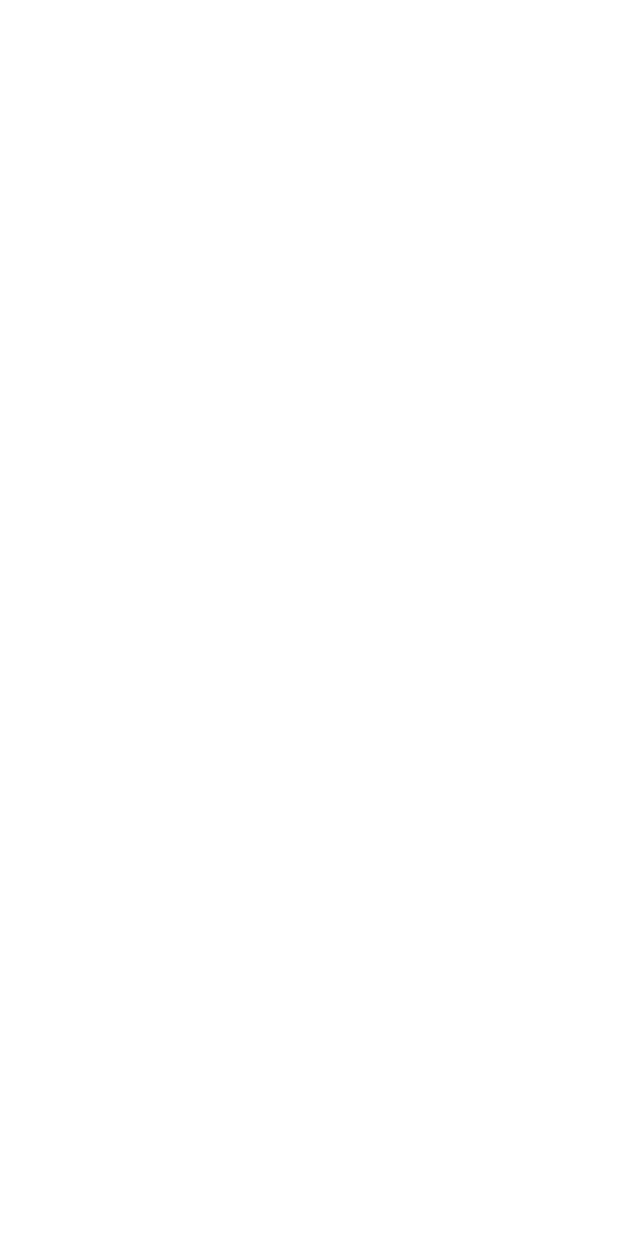
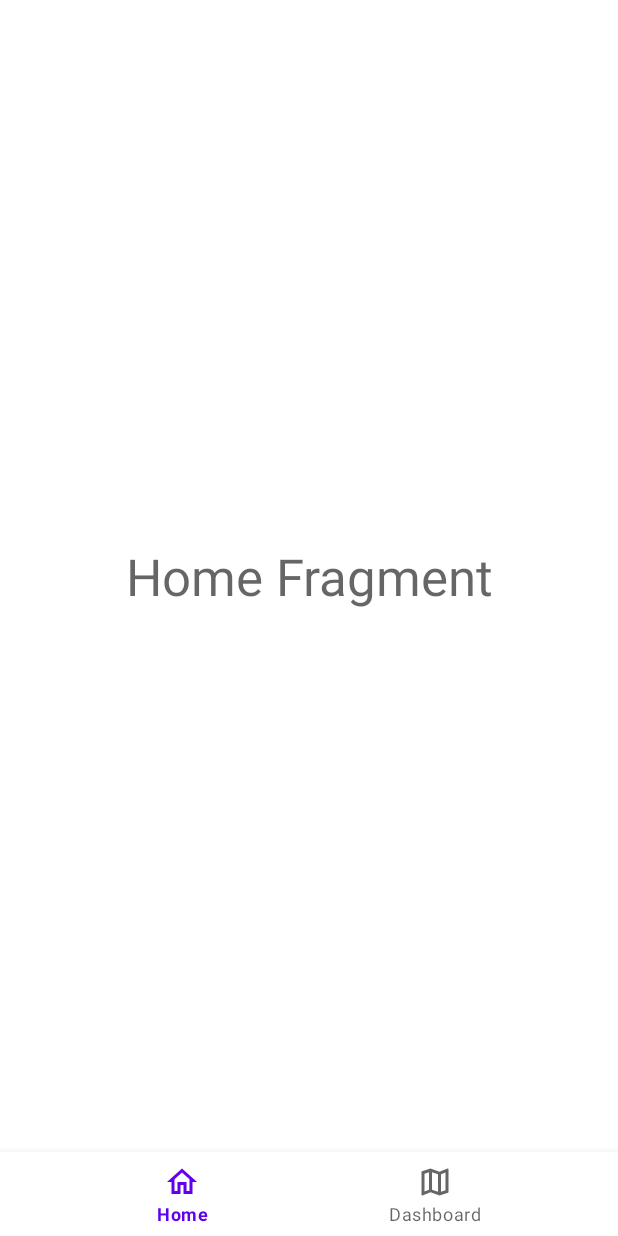
Before and after one commit to soumoq/Webskitters-Machine-Test, an Android app: the HomeActivity screen opened directly, with no data from a screen before it, on a phone screen of 412 x 824 dp. Before the commit the screen is empty. Run offline under Robolectric (Android 15) with nearby library versions, the phone set to English and light mode, and no system bars; our stand-ins replace navigation-ui.

```diff
--- a/app/build.gradle
+++ b/app/build.gradle
@@ -58,6 +58,11 @@ dependencies {
     //glide
     implementation 'com.github.bumptech.glide:glide:4.11.0'
 
+    /*Navigation Component dependencies*/
+    def nav_version = "2.1.0-alpha06"
+    implementation "androidx.navigation:navigation-fragment:$nav_version"
+    implementation "androidx.navigation:navigation-ui:$nav_version"
+
 
     testImplementation 'junit:junit:4.+'
     androidTestImplementation 'androidx.test.ext:junit:1.1.2'
--- a/app/src/main/java/com/webskitters/webskitters_machine_test/view/activity/HomeActivity.kt
+++ b/app/src/main/java/com/webskitters/webskitters_machine_test/view/activity/HomeActivity.kt
@@ -1,12 +1,31 @@
 package com.webskitters.webskitters_machine_test.view.activity
 
+import android.os.Bundle
 import androidx.appcompat.app.AppCompatActivity
-import android.os.Bundle
+import androidx.navigation.Navigation
+import androidx.navigation.ui.NavigationUI
+import com.google.android.material.bottomnavigation.BottomNavigationView
 import com.webskitters.webskitters_machine_test.R
 
 class HomeActivity : AppCompatActivity() {
     override fun onCreate(savedInstanceState: Bundle?) {
         super.onCreate(savedInstanceState)
         setContentView(R.layout.activity_home)
+
+
+        val bottomNavigationView = findViewById<BottomNavigationView>(R.id.bottomNavigationView)
+
+        val navController = Navigation.findNavController(this, R.id.nav_host_fragment)
+
+        NavigationUI.setupWithNavController(bottomNavigationView, navController)
+
+//        NavigationUI.setupActionBarWithNavController(this, navController)
+
     }
+
+    override fun onSupportNavigateUp(): Boolean {
+        onBackPressed()
+        return super.onSupportNavigateUp()
+    }
+
 }
--- /dev/null
+++ b/app/src/main/java/com/webskitters/webskitters_machine_test/view/fragment/HomeFragment.kt
@@ -0,0 +1,17 @@
+package com.webskitters.webskitters_machine_test.view.fragment
+
+import android.os.Bundle
+import android.view.LayoutInflater
+import android.view.View
+import android.view.ViewGroup
+import androidx.fragment.app.Fragment
+import com.webskitters.webskitters_machine_test.R
+
+class HomeFragment : Fragment() {
+
+    override fun onCreateView(inflater: LayoutInflater, container: ViewGroup?, savedInstanceState: Bundle?): View? {
+        // Inflate the layout for this fragment
+        return inflater.inflate(R.layout.fragment_home, container, false)
+    }
+
+}
--- /dev/null
+++ b/app/src/main/res/drawable/bottom_nav_selector.xml
@@ -0,0 +1,5 @@
+<?xml version="1.0" encoding="utf-8"?>
+<selector xmlns:android="http://schemas.android.com/apk/res/android">
+    <item android:color="@color/colorPrimary" android:state_checked="true" />
+    <item android:color="@color/colorAccent" />
+</selector>
--- /dev/null
+++ b/app/src/main/res/drawable/ic_outline_home_24.xml
@@ -0,0 +1,10 @@
+<vector xmlns:android="http://schemas.android.com/apk/res/android"
+    android:width="24dp"
+    android:height="24dp"
+    android:viewportWidth="24"
+    android:viewportHeight="24"
+    android:tint="?attr/colorControlNormal">
+  <path
+      android:fillColor="@android:color/white"
+      android:pathData="M12,5.69l5,4.5V18h-2v-6H9v6H7v-7.81l5,-4.5M12,3L2,12h3v8h6v-6h2v6h6v-8h3L12,3z"/>
+</vector>
--- /dev/null
+++ b/app/src/main/res/drawable/ic_outline_map_24.xml
@@ -0,0 +1,10 @@
+<vector xmlns:android="http://schemas.android.com/apk/res/android"
+    android:width="24dp"
+    android:height="24dp"
+    android:viewportWidth="24"
+    android:viewportHeight="24"
+    android:tint="?attr/colorControlNormal">
+  <path
+      android:fillColor="@android:color/white"
+      android:pathData="M20.5,3l-0.16,0.03L15,5.1 9,3 3.36,4.9c-0.21,0.07 -0.36,0.25 -0.36,0.48L3,20.5c0,0.28 0.22,0.5 0.5,0.5l0.16,-0.03L9,18.9l6,2.1 5.64,-1.9c0.21,-0.07 0.36,-0.25 0.36,-0.48L21,3.5c0,-0.28 -0.22,-0.5 -0.5,-0.5zM10,5.47l4,1.4v11.66l-4,-1.4L10,5.47zM5,6.46l3,-1.01v11.7l-3,1.16L5,6.46zM19,17.54l-3,1.01L16,6.86l3,-1.16v11.84z"/>
+</vector>
--- a/app/src/main/res/layout/activity_home.xml
+++ b/app/src/main/res/layout/activity_home.xml
@@ -6,4 +6,29 @@
     android:layout_height="match_parent"
     tools:context=".view.activity.HomeActivity">
 
+    <fragment
+        android:id="@+id/nav_host_fragment"
+        android:name="androidx.navigation.fragment.NavHostFragment"
+        android:layout_width="0dp"
+        android:layout_height="0dp"
+        app:defaultNavHost="true"
+        app:layout_constraintBottom_toTopOf="@+id/bottomNavigationView"
+        app:layout_constraintEnd_toEndOf="parent"
+        app:layout_constraintStart_toStartOf="parent"
+        app:layout_constraintTop_toTopOf="parent"
+        app:navGraph="@navigation/nav_graph" />
+
+
+
+    <com.google.android.material.bottomnavigation.BottomNavigationView
+        android:id="@+id/bottomNavigationView"
+        android:layout_width="0dp"
+        android:layout_height="wrap_content"
+        app:layout_constraintBottom_toBottomOf="parent"
+        app:layout_constraintEnd_toEndOf="parent"
+        app:layout_constraintStart_toStartOf="parent"
+        app:menu="@menu/bottom_nav_menu"
+        android:background="#fff"
+        />
+
 </androidx.constraintlayout.widget.ConstraintLayout>
--- /dev/null
+++ b/app/src/main/res/layout/fragment_home.xml
@@ -0,0 +1,16 @@
+<?xml version="1.0" encoding="utf-8"?>
+<FrameLayout xmlns:android="http://schemas.android.com/apk/res/android"
+    xmlns:tools="http://schemas.android.com/tools"
+    android:layout_width="match_parent"
+    android:layout_height="match_parent">
+
+    <!-- TODO: Update blank fragment layout -->
+    <TextView
+        android:layout_width="match_parent"
+        android:layout_height="match_parent"
+        android:text="Home Fragment"
+        android:textAppearance="@style/TextAppearance.AppCompat.Display1"
+        android:gravity="center"
+        />
+
+</FrameLayout>
--- /dev/null
+++ b/app/src/main/res/menu/bottom_nav_menu.xml
@@ -0,0 +1,12 @@
+<?xml version="1.0" encoding="utf-8"?>
+<menu xmlns:android="http://schemas.android.com/apk/res/android">
+
+    <item
+        android:id="@+id/homeFragment"
+        android:icon="@drawable/ic_outline_home_24"
+        android:title="Home" />
+    <item
+        android:id="@+id/dashboardFragment"
+        android:icon="@drawable/ic_outline_map_24"
+        android:title="Dashboard" />
+</menu>
--- /dev/null
+++ b/app/src/main/res/navigation/nav_graph.xml
@@ -0,0 +1,18 @@
+<?xml version="1.0" encoding="utf-8"?>
+<navigation xmlns:android="http://schemas.android.com/apk/res/android"
+    xmlns:app="http://schemas.android.com/apk/res-auto"
+    xmlns:tools="http://schemas.android.com/tools"
+    android:id="@+id/nav_graph"
+    app:startDestination="@id/homeFragment">
+
+    <fragment
+        android:id="@+id/homeFragment"
+        android:name="com.webskitters.webskitters_machine_test.view.fragment.HomeFragment"
+        android:label="Home"
+        tools:layout="@layout/fragment_home" />
+    <fragment
+        android:id="@+id/dashboardFragment"
+        android:name="com.webskitters.webskitters_machine_test.view.fragment.DashboardFragment"
+        android:label="Dashboard"
+        tools:layout="@layout/fragment_dashboard" />
+</navigation>
```
Also changed, not shown: app/src/main/java/com/webskitters/webskitters_machine_test/view/fragment/DashboardFragment.kt (added, +20 -0 lines), app/src/main/res/drawable/ic_outline_account_circle_24.xml (added, +10 -0 lines), app/src/main/res/layout/fragment_dashboard.xml (added, +16 -0 lines), app/src/main/res/menu/bottom_nev.xml (added, +16 -0 lines).
